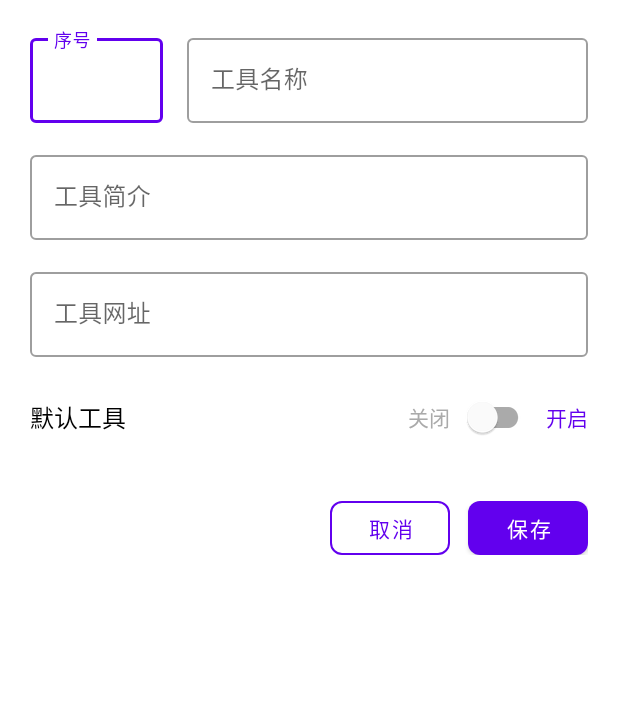
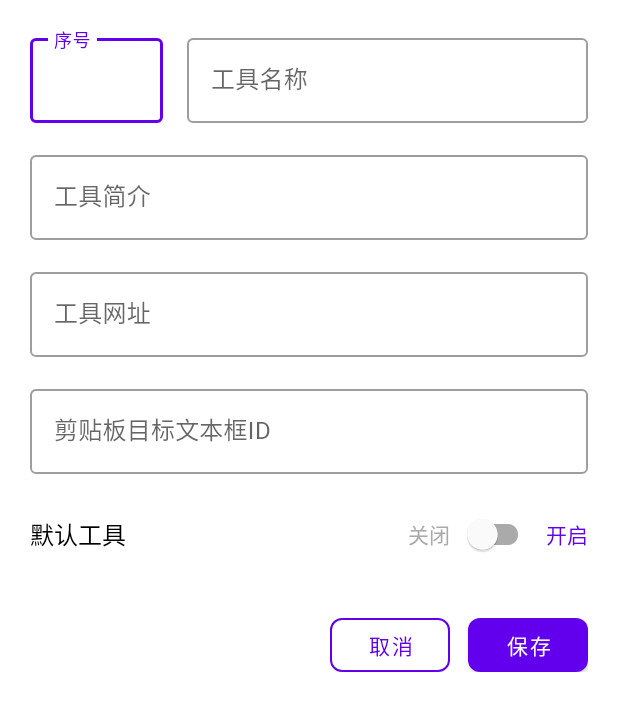
Before and after one commit to lukechern/Toolsbox_app, an Android app: the layout dialog_add_edit_tool.xml on its own in the app's theme, with its tools: preview values and no code run, on a phone screen of 412 x 824 dp. Shown: the top 711 px of the screen. Run offline under Robolectric (Android 15) with nearby library versions, the phone set to English and light mode, and no system bars.

Commit message:
feat(clipboard): v2.0 实现剪贴板自动填充功能
- 新增剪贴板自动填充功能，可将系统剪贴板内容填充到指定文本框
- 在工具管理中添加配置剪贴板目标文本框ID的参数
- 修复剪贴板内容包含特殊字符时导致的JavaScript错误
- 更新CHANGELOG.md和README.md，记录新功能和变更
- 修改HomeFragment以支持剪贴板自动填充
- 更新数据库模型ToolItem，添加clipboardTargetId字段

```diff
--- a/app/build.gradle.kts
+++ b/app/build.gradle.kts
@@ -12,8 +12,8 @@ android {
         applicationId = "com.x7ree.Toolsbox"
         minSdk = 24
         targetSdk = 36
-        versionCode = 8
-        versionName = "1.71"
+        versionCode = 9
+        versionName = "2.0"
 
         testInstrumentationRunner = "androidx.test.runner.AndroidJUnitRunner"
     }
--- a/app/src/main/AndroidManifest.xml
+++ b/app/src/main/AndroidManifest.xml
@@ -4,9 +4,6 @@
 
     <uses-permission android:name="android.permission.INTERNET" />
     <uses-permission android:name="android.permission.ACCESS_NETWORK_STATE" />
-    <!-- 剪贴板访问权限 -->
-    <uses-permission android:name="android.permission.READ_CLIPBOARD" />
-    <uses-permission android:name="android.permission.WRITE_CLIPBOARD" />
 
     <application
         android:allowBackup="true"
--- a/app/src/main/java/com/x7ree/Toolsbox/data/model/ToolItem.kt
+++ b/app/src/main/java/com/x7ree/Toolsbox/data/model/ToolItem.kt
@@ -12,6 +12,7 @@ data class ToolItem(
     val name: String,           // 工具名称
     val description: String,    // 工具简介
     val url: String,           // 工具网址
+    val clipboardTargetId: String = "",  // 剪贴板内容自动填入的目标文本框ID
     val sortOrder: Int,        // 排序序号
     val isDefault: Boolean = false  // 是否默认显示
 ) : Parcelable
--- a/app/src/main/res/layout/dialog_add_edit_tool.xml
+++ b/app/src/main/res/layout/dialog_add_edit_tool.xml
@@ -89,9 +89,26 @@
             android:inputType="textUri"
             android:maxLines="1" />
 
-    </com.google.android.material.textfield.TextInputLayout>
+   </com.google.android.material.textfield.TextInputLayout>
 
-    <!-- 默认工具开关 -->
+   <!-- 剪贴板目标文本框ID -->
+   <com.google.android.material.textfield.TextInputLayout
+       android:layout_width="match_parent"
+       android:layout_height="wrap_content"
+       android:layout_marginBottom="16dp"
+       android:hint="@string/clipboard_target_id"
+       style="@style/Widget.MaterialComponents.TextInputLayout.OutlinedBox">
+
+       <com.google.android.material.textfield.TextInputEditText
+           android:id="@+id/et_clipboard_target_id"
+           android:layout_width="match_parent"
+           android:layout_height="wrap_content"
+           android:inputType="text"
+           android:maxLines="1" />
+
+   </com.google.android.material.textfield.TextInputLayout>
+
+   <!-- 默认工具开关 -->
     <LinearLayout
         android:layout_width="match_parent"
         android:layout_height="wrap_content"
--- a/app/src/main/res/values/strings.xml
+++ b/app/src/main/res/values/strings.xml
@@ -10,6 +10,7 @@
     <string name="tool_name">工具名称</string>
     <string name="tool_description">工具简介</string>
     <string name="tool_url">工具网址</string>
+    <string name="clipboard_target_id">剪贴板目标文本框ID</string>
     <string name="sort_order">序号</string>
     <string name="default_display">默认工具</string>
     <string name="save">保存</string>
```
Also changed, not shown: app/src/main/java/com/x7ree/Toolsbox/ui/dashboard/dialog/AddEditToolDialog.kt (+7 -1 lines), app/src/main/java/com/x7ree/Toolsbox/ui/home/HomeFragment.kt (+106 -0 lines), 2 other files.
